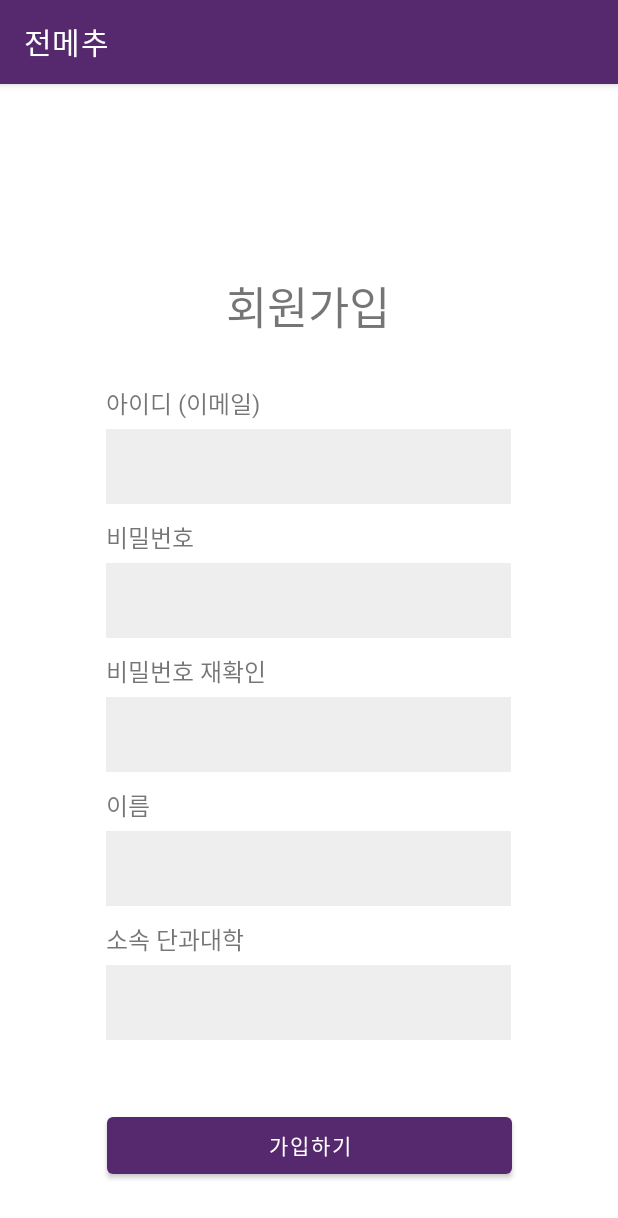
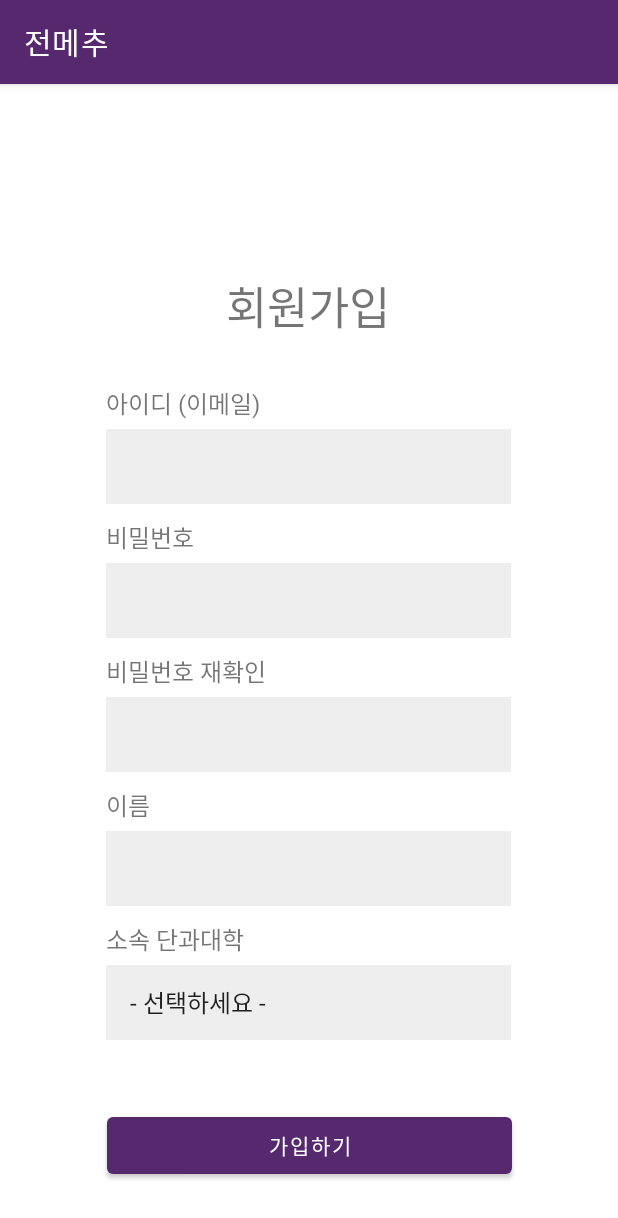
Before and after one commit to KimWool/JBNU-Menu-Recommend, an Android app: the RegisterActivity screen opened directly, with no data from a screen before it, on a phone screen of 412 x 824 dp. Shown: the top 1218 px of the screen. Run offline under Robolectric (Android 15) with nearby library versions, the phone set to English and light mode, and no system bars; our stand-ins replace Firebase (no records; nobody signed in at launch, a user with empty details on screens opened directly).

Commit message:
Register 화면 구현 (소속 단과대학 선택 spinner)

```diff
--- a/app/src/main/java/com/sogong/jbnu_menu_recommend/RegisterActivity.kt
+++ b/app/src/main/java/com/sogong/jbnu_menu_recommend/RegisterActivity.kt
@@ -1,9 +1,14 @@
 package com.sogong.jbnu_menu_recommend
 
+//noinspection SuspiciousImport
+import android.R
 import android.content.Intent
+import android.os.Bundle
+import android.view.View
+import android.widget.AdapterView
+import android.widget.ArrayAdapter
+import android.widget.Toast
 import androidx.appcompat.app.AppCompatActivity
-import android.os.Bundle
-import android.widget.Toast
 import com.google.firebase.auth.FirebaseAuth
 import com.google.firebase.auth.ktx.auth
 import com.google.firebase.ktx.Firebase
@@ -11,9 +16,9 @@ import com.sogong.jbnu_menu_recommend.databinding.ActivityRegisterBinding
 
 class RegisterActivity : AppCompatActivity() {
 
-    lateinit var binding: ActivityRegisterBinding
+    private lateinit var binding: ActivityRegisterBinding
 
-    lateinit var mAuth: FirebaseAuth
+    private lateinit var mAuth: FirebaseAuth
 
     override fun onCreate(savedInstanceState: Bundle?) {
         super.onCreate(savedInstanceState)
@@ -28,6 +33,17 @@ class RegisterActivity : AppCompatActivity() {
             //비밀번호 재확인, 이름 입력 부분 추가
 
             signUp(email, password)
+        }
+
+        val data = listOf("- 선택하세요 -", "간호대학", "공과대학", "글로벌융합대학", "농업생명과학대학", "사범대학", "사회과학대학", "상과대학", "생활과학대학", "수의과대학", "스마트팜학과", "약학대학", "예술대학", "의과대학", "인문대학", "자연과학대학", "치과대학", "환경생명자원대학")
+
+        val adapter = ArrayAdapter(this, R.layout.simple_list_item_1, data)
+
+        binding.departmentSpinner.adapter = adapter
+
+        binding.departmentSpinner.onItemSelectedListener = object: AdapterView.OnItemSelectedListener{
+            override fun onNothingSelected(parent: AdapterView<*>?){}
+            override fun onItemSelected(parent: AdapterView<*>?, view: View?, position: Int, id: Long) {}
         }
     }
 
--- a/app/src/main/res/layout/activity_register.xml
+++ b/app/src/main/res/layout/activity_register.xml
@@ -58,14 +58,14 @@
                 android:layout_width="270dp"
                 android:layout_height="50dp"
                 android:layout_marginTop="5dp"
-                android:autofillHints=""
                 android:background="#EEEEEE"
                 android:ems="10"
                 android:inputType="textPersonName"
                 app:layout_constraintEnd_toEndOf="parent"
                 app:layout_constraintStart_toStartOf="parent"
                 app:layout_constraintTop_toBottomOf="@+id/text_id"
-                tools:ignore="LabelFor" />
+                tools:ignore="LabelFor"
+                android:autofillHints="" />
 
             <TextView
                 android:id="@+id/text_password"
@@ -84,14 +84,14 @@
                 android:layout_width="270dp"
                 android:layout_height="50dp"
                 android:layout_marginTop="5dp"
-                android:autofillHints=""
                 android:background="#EEEEEE"
                 android:ems="10"
                 android:inputType="textPersonName"
                 app:layout_constraintEnd_toEndOf="parent"
                 app:layout_constraintStart_toStartOf="parent"
                 app:layout_constraintTop_toBottomOf="@+id/text_password"
-                tools:ignore="LabelFor,TextFields" />
+                tools:ignore="LabelFor,TextFields"
+                android:autofillHints="" />
 
             <TextView
                 android:id="@+id/text_password_check"
@@ -110,14 +110,14 @@
                 android:layout_width="270dp"
                 android:layout_height="50dp"
                 android:layout_marginTop="5dp"
-                android:autofillHints=""
                 android:background="#EEEEEE"
                 android:ems="10"
                 android:inputType="textPersonName"
                 app:layout_constraintEnd_toEndOf="parent"
                 app:layout_constraintStart_toStartOf="parent"
                 app:layout_constraintTop_toBottomOf="@+id/text_password_check"
-                tools:ignore="LabelFor,TextFields" />
+                tools:ignore="LabelFor,TextFields"
+                android:autofillHints="" />
 
             <TextView
                 android:id="@+id/text_name"
@@ -136,14 +136,14 @@
                 android:layout_width="270dp"
                 android:layout_height="50dp"
                 android:layout_marginTop="5dp"
-                android:autofillHints=""
                 android:background="#EEEEEE"
                 android:ems="10"
                 android:inputType="textPersonName"
                 app:layout_constraintEnd_toEndOf="parent"
                 app:layout_constraintStart_toStartOf="parent"
                 app:layout_constraintTop_toBottomOf="@+id/text_name"
-                tools:ignore="LabelFor" />
+                tools:ignore="LabelFor"
+                android:autofillHints="" />
 
             <TextView
                 android:id="@+id/text_department"
@@ -154,19 +154,20 @@
                 android:textSize="16sp"
                 app:layout_constraintEnd_toEndOf="parent"
                 app:layout_constraintHorizontal_bias="0.0"
-                app:layout_constraintStart_toStartOf="@+id/register_department"
+                app:layout_constraintStart_toStartOf="@+id/departmentSpinner"
                 app:layout_constraintTop_toBottomOf="@+id/register_name" />
 
-            <MultiAutoCompleteTextView
-                android:id="@+id/register_department"
+            <Spinner
+                android:id="@+id/departmentSpinner"
+                android:spinnerMode="dropdown"
                 android:layout_width="270dp"
                 android:layout_height="50dp"
                 android:layout_marginTop="5dp"
                 android:background="#EEEEEE"
+                android:ems="10"
                 app:layout_constraintEnd_toEndOf="parent"
                 app:layout_constraintStart_toStartOf="parent"
-                app:layout_constraintTop_toBottomOf="@+id/text_department"
-                tools:ignore="LabelFor" />
+                app:layout_constraintBottom_toBottomOf="@+id/text_department" />
 
         </LinearLayout>
     </ScrollView>
@@ -181,7 +182,7 @@
         app:layout_constraintBottom_toBottomOf="parent"
         app:layout_constraintEnd_toEndOf="parent"
         app:layout_constraintStart_toStartOf="parent"
-        app:layout_constraintTop_toBottomOf="@+id/register_department"
+        app:layout_constraintTop_toBottomOf="@+id/departmentSpinner"
         app:layout_constraintVertical_bias="0.0"
         tools:ignore="NotSibling" />
 
```
